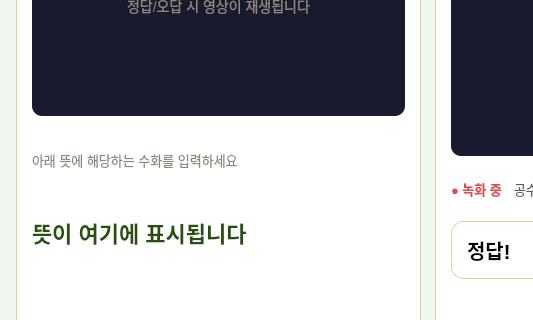
This is widgets/TestWidget.ui in jina-da/sign_language as Qt 5 draws it before an edit; both pictures show x 0 to 533 and y 188 to 508 of the 924 by 600 pixel window. The edited form follows.
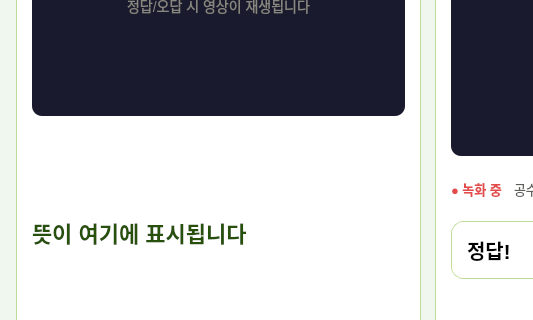
This is the edited form.

```diff
--- a/widgets/TestWidget.ui
+++ b/widgets/TestWidget.ui
@@ -105,7 +105,7 @@
             <property name="spacing"><number>8</number></property>
             <item>
              <widget class="QLabel" name="meaningHintLabel">
-              <property name="text"><string>아래 뜻에 해당하는 수화를 입력하세요</string></property>
+              <property name="text"><string/></property>
              </widget>
             </item>
             <item>
```
